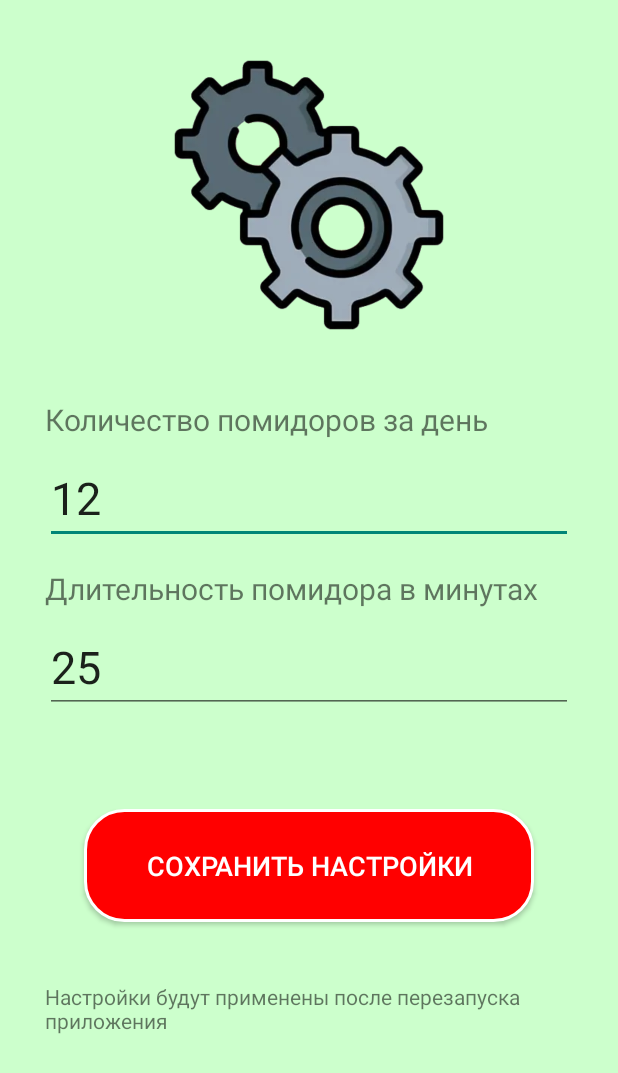
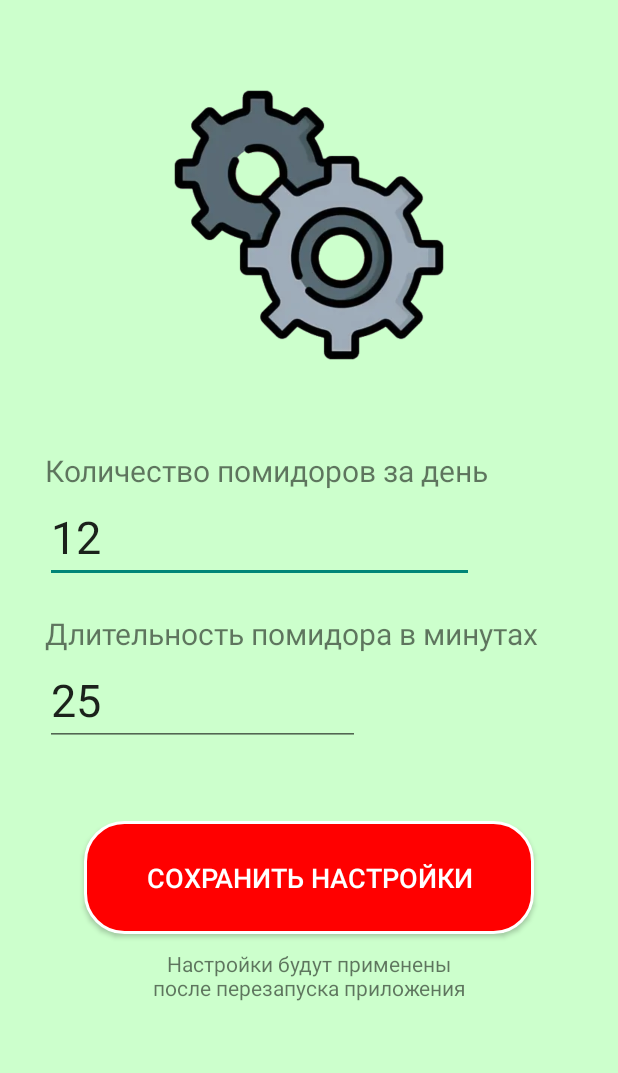
Before and after one commit to stanislavlyalin/pomodoro, an Android app: the SettingsActivity screen opened directly, with no data from a screen before it, on a phone screen of 412 x 824 dp. Shown: the top 1073 px of the screen. Run offline under Robolectric (Android 15) with nearby library versions, the phone set to English and light mode, and no system bars.

Commit message:
Change LinearLayout to ConstraintLayout on application screens

```diff
--- a/app/src/main/res/layout/activity_settings.xml
+++ b/app/src/main/res/layout/activity_settings.xml
@@ -1,70 +1,86 @@
-<LinearLayout xmlns:android="http://schemas.android.com/apk/res/android"
+<androidx.constraintlayout.widget.ConstraintLayout xmlns:android="http://schemas.android.com/apk/res/android"
+    xmlns:app="http://schemas.android.com/apk/res-auto"
+    xmlns:tools="http://schemas.android.com/tools"
     android:layout_width="match_parent"
     android:layout_height="match_parent"
-    android:orientation="vertical"
-    android:padding="30dp"
     android:background="@color/pale_green">
 
     <ImageView
-        android:id="@+id/logo"
+        android:id="@+id/settings"
         android:layout_width="200dp"
         android:layout_height="200dp"
+        android:layout_marginTop="50dp"
         android:src="@drawable/ic_settings"
-        android:layout_marginBottom="16dp"
-        android:layout_gravity="center" />
+        app:layout_constraintEnd_toEndOf="parent"
+        app:layout_constraintStart_toStartOf="parent"
+        app:layout_constraintTop_toTopOf="parent" />
 
     <TextView
         android:id="@+id/pomodoro_count_label"
         android:layout_width="wrap_content"
         android:layout_height="wrap_content"
+        android:layout_marginStart="30dp"
+        android:layout_marginTop="50dp"
+        android:text="@string/pomodoro_count_label"
         android:textSize="20sp"
-        android:text="@string/pomodoro_count_label"
-        android:layout_marginTop="20dp"
-        android:layout_marginBottom="8dp" />
+        app:layout_constraintStart_toStartOf="parent"
+        app:layout_constraintTop_toBottomOf="@+id/settings" />
 
     <EditText
         android:id="@+id/pomodoro_count_input"
-        android:layout_width="match_parent"
+        android:layout_width="0dp"
         android:layout_height="wrap_content"
+        android:layout_marginStart="30dp"
+        android:hint="@string/number_of_pomodoros"
         android:inputType="number"
         android:textSize="30sp"
-        android:hint="@string/number_of_pomodoros"
-        android:layout_marginBottom="16dp" />
+        app:layout_constraintStart_toStartOf="parent"
+        app:layout_constraintTop_toBottomOf="@+id/pomodoro_count_label" />
 
     <TextView
         android:id="@+id/pomodoro_duration_label"
         android:layout_width="wrap_content"
         android:layout_height="wrap_content"
+        android:layout_marginStart="30dp"
+        android:layout_marginTop="20dp"
+        android:text="@string/pomodoro_duration_label"
         android:textSize="20sp"
-        android:text="@string/pomodoro_duration_label"
-        android:layout_marginBottom="8dp" />
+        app:layout_constraintStart_toStartOf="parent"
+        app:layout_constraintTop_toBottomOf="@+id/pomodoro_count_input" />
 
     <EditText
         android:id="@+id/pomodoro_duration_input"
-        android:layout_width="match_parent"
+        android:layout_width="0dp"
         android:layout_height="wrap_content"
+        android:layout_marginStart="30dp"
+        android:hint="@string/pomodoro_duration_minutes"
         android:inputType="number"
         android:textSize="30sp"
-        android:hint="@string/pomodoro_duration_minutes"
-        android:layout_marginBottom="24dp" />
+        app:layout_constraintStart_toStartOf="parent"
+        app:layout_constraintTop_toBottomOf="@+id/pomodoro_duration_label" />
 
     <Button
         android:id="@+id/save_button"
         android:layout_width="@dimen/button_width"
         android:layout_height="@dimen/button_height"
+        android:layout_marginTop="50dp"
+        android:background="@drawable/rounded_button"
         android:text="@string/save"
+        android:textColor="@android:color/white"
         android:textSize="18sp"
-        android:textColor="@android:color/white"
-        android:background="@drawable/rounded_button"
-        android:layout_gravity="center"
-        android:layout_marginTop="40dp"
-        android:layout_marginBottom="24dp" />
+        app:layout_constraintEnd_toEndOf="parent"
+        app:layout_constraintStart_toStartOf="parent"
+        app:layout_constraintTop_toBottomOf="@+id/pomodoro_duration_input" />
 
     <TextView
         android:id="@+id/settings_apply_notice"
         android:layout_width="wrap_content"
         android:layout_height="wrap_content"
+        android:layout_marginTop="10dp"
+        android:gravity="center"
         android:text="@string/settings_apply_after_restart"
-        android:layout_gravity="center"
-        android:layout_marginTop="16dp" />
-</LinearLayout>
+        app:layout_constraintEnd_toEndOf="parent"
+        app:layout_constraintStart_toStartOf="parent"
+        app:layout_constraintTop_toBottomOf="@+id/save_button" />
+
+</androidx.constraintlayout.widget.ConstraintLayout>
--- a/app/src/main/res/values/strings.xml
+++ b/app/src/main/res/values/strings.xml
@@ -11,7 +11,7 @@
     <string name="number_of_pomodoros">Помидоров за день</string>
     <string name="pomodoro_duration_minutes">Длительность</string>
     <string name="save">Сохранить настройки</string>
-    <string name="settings_apply_after_restart">Настройки будут применены после перезапуска приложения</string>
+    <string name="settings_apply_after_restart">Настройки будут применены\nпосле перезапуска приложения</string>
     <string name="enterCorrectSettings">Пожалуйста, введите корректные значения</string>
     <string name="restartToApplySettings">Настройки сохранены. Перезапустите приложение для применения изменений.</string>
     <string name="pomodoro_count_label">Количество помидоров за день</string>
```
Also changed, not shown: app/src/main/res/layout/activity_main.xml (+34 -24 lines).
